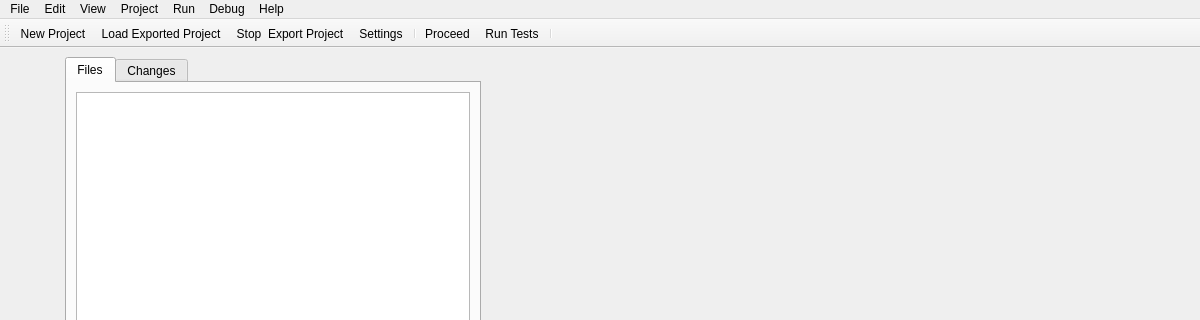
mariolewis/asdf_factory, file gui/main_window.ui: the form before one commit; both pictures show x 0 to 1200 and y 0 to 320 of the 1200 by 800 pixel window.
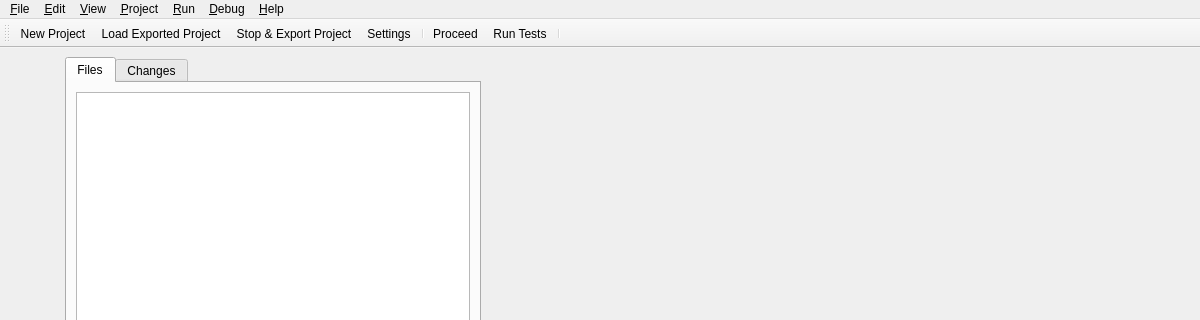
The form after the commit.

What changed in the file:
```diff
--- a/gui/main_window.ui
+++ b/gui/main_window.ui
@@ -125,7 +125,7 @@
    </property>
    <widget class="QMenu" name="menuFile">
     <property name="title">
-     <string>File</string>
+     <string>&amp;File</string>
     </property>
     <addaction name="actionNew_Project"/>
     <addaction name="actionLoad_Exported_Project"/>
@@ -138,7 +138,7 @@
    </widget>
    <widget class="QMenu" name="menuEdit">
     <property name="title">
-     <string>Edit</string>
+     <string>&amp;Edit</string>
     </property>
     <addaction name="actionUndo"/>
     <addaction name="actionRedo"/>
@@ -150,14 +150,14 @@
    </widget>
    <widget class="QMenu" name="menuView">
     <property name="title">
-     <string>View</string>
+     <string>&amp;View</string>
     </property>
     <addaction name="actionToggleProjectPanel"/>
     <addaction name="actionToggleNotificationPanel"/>
    </widget>
    <widget class="QMenu" name="menuProject">
     <property name="title">
-     <string>Project</string>
+     <string>&amp;Project</string>
     </property>
     <addaction name="actionManage_CRs_Bugs"/>
     <addaction name="actionView_Documents"/>
@@ -165,20 +165,20 @@
    </widget>
    <widget class="QMenu" name="menuRun">
     <property name="title">
-     <string>Run</string>
+     <string>&amp;Run</string>
     </property>
     <addaction name="actionProceed"/>
     <addaction name="actionRun_Tests"/>
    </widget>
    <widget class="QMenu" name="menuHelp">
     <property name="title">
-     <string>Help</string>
+     <string>&amp;Help</string>
     </property>
     <addaction name="actionAbout_ASDF"/>
    </widget>
    <widget class="QMenu" name="menuDebug">
     <property name="title">
-     <string>Debug</string>
+     <string>&amp;Debug</string>
     </property>
    </widget>
    <addaction name="menuFile"/>
@@ -226,7 +226,7 @@
   </action>
   <action name="actionStop_Export_Project">
    <property name="text">
-    <string>Stop &amp; Export Project...</string>
+    <string>Stop &amp;&amp; Export Project...</string>
    </property>
   </action>
   <action name="actionSettings">
```
Left out of the diff: 2 changed lines with no effect on the pictures.
